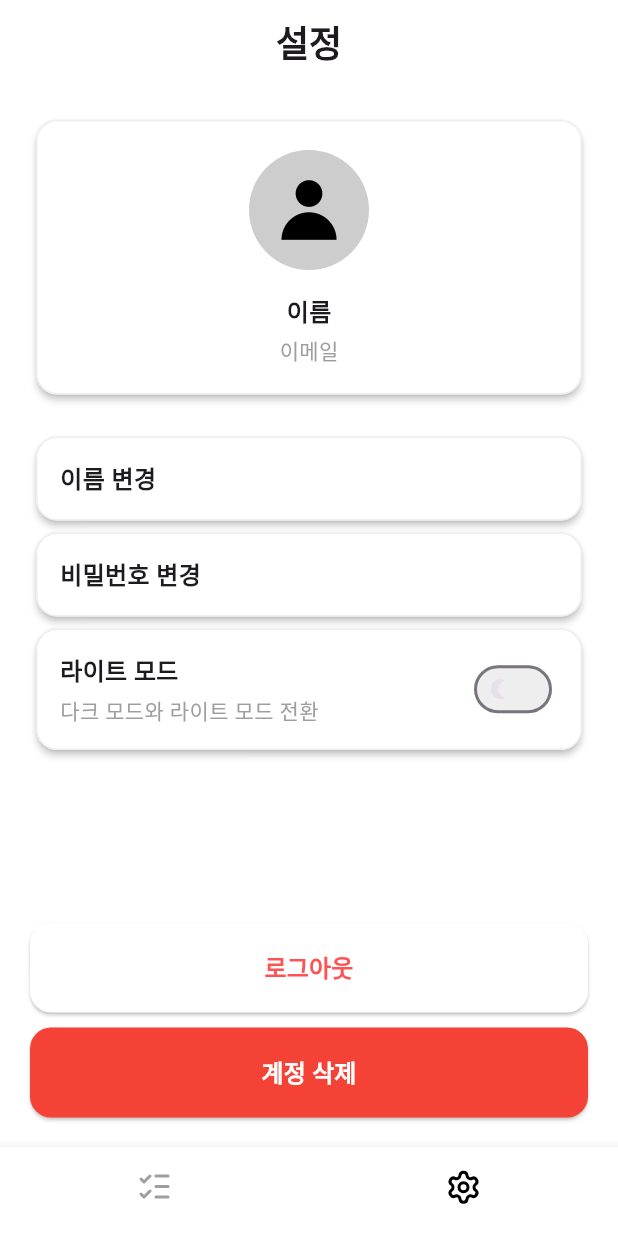
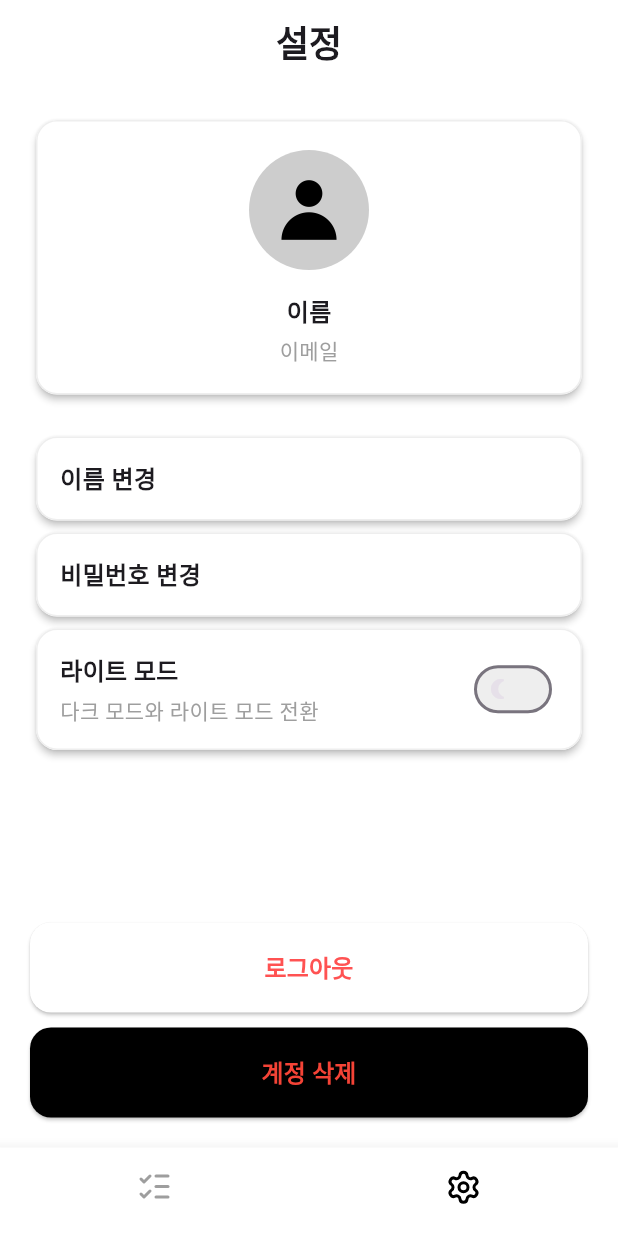
Before and after one commit to jhdodev/amuz_todo, a Flutter app: the screen it shows after launch, item 2 of the bottom bar chosen, on a phone screen of 412 x 824 dp. Run offline on Flutter 3.47's test engine with Material 3 defaults, Android fonts, the phone set to English and light mode, and no system bars; our stand-ins replace flutter_riverpod, lucide_icons; Roboto replaces fonts that are missing (Pretendard).

Commit message:
design: 버튼 색상 변경

```diff
--- a/lib/settings_view.dart
+++ b/lib/settings_view.dart
@@ -184,7 +184,7 @@ class SettingsView extends ConsumerWidget {
             const SizedBox(height: 10),
             ElevatedButton(
               style: ElevatedButton.styleFrom(
-                backgroundColor: Colors.red,
+                backgroundColor: Colors.black,
                 minimumSize: const Size(double.infinity, 60),
                 shape: const RoundedRectangleBorder(
                   borderRadius: BorderRadius.all(Radius.circular(14)),
@@ -194,7 +194,7 @@ class SettingsView extends ConsumerWidget {
               child: const Text(
                 '계정 삭제',
                 style: TextStyle(
-                  color: Colors.white,
+                  color: Colors.red,
                   fontSize: 16,
                   fontWeight: FontWeight.bold,
                 ),
```
